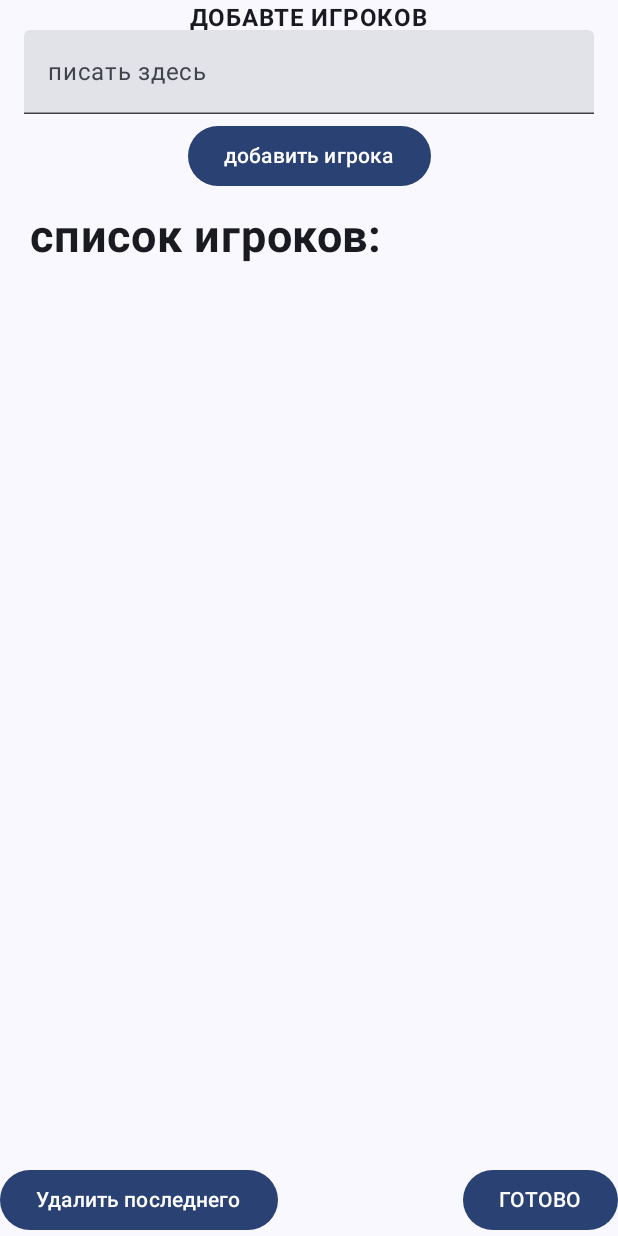
After one commit to Luckich000/revolver_fortuni, an Android app built with Jetpack Compose: the Game screen opened directly, with no data from a screen before it, on a phone screen of 412 x 824 dp. The commit adds this screen. Run offline under Robolectric (Android 15) with nearby library versions, the phone set to English and light mode, and no system bars.

```diff
--- /dev/null
+++ b/app/src/main/java/com/example/revolver_fortuni/Game.kt
@@ -0,0 +1,249 @@
+package com.example.revolver_fortuni
+
+
+import android.content.Intent
+import android.graphics.drawable.Icon
+import androidx.activity.compose.setContent
+import androidx.activity.enableEdgeToEdge
+import androidx.compose.foundation.background
+import androidx.compose.foundation.layout.Box
+import androidx.compose.foundation.layout.BoxScope
+import androidx.compose.foundation.layout.fillMaxSize
+import androidx.compose.foundation.layout.padding
+import androidx.compose.foundation.layout.size
+import androidx.compose.material3.Button
+import androidx.compose.material3.Icon
+import androidx.compose.material3.IconButton
+import androidx.compose.material3.Scaffold
+import androidx.compose.material3.SegmentedButtonDefaults.Icon
+import androidx.compose.material3.Text
+import androidx.compose.runtime.Composable
+import androidx.compose.ui.Alignment
+import androidx.compose.ui.Modifier
+import androidx.compose.ui.graphics.Color
+import androidx.compose.ui.res.painterResource
+import androidx.compose.ui.semantics.Role.Companion.Image
+import androidx.compose.ui.tooling.preview.Preview
+import androidx.compose.ui.unit.dp
+import androidx.compose.ui.unit.sp
+import androidx.core.app.ActivityCompat
+import androidx.core.app.ActivityCompat.finishAffinity
+import com.example.revolver_fortuni.ui.theme.Revolver_fortuniTheme
+import android.os.Bundle
+import androidx.activity.ComponentActivity
+import androidx.activity.compose.setContent
+import androidx.compose.foundation.Image
+import androidx.compose.foundation.layout.Arrangement
+import androidx.compose.foundation.layout.Column
+import androidx.compose.foundation.layout.Spacer
+import androidx.compose.foundation.layout.height
+import androidx.compose.material3.Switch
+import androidx.compose.runtime.getValue
+import androidx.compose.runtime.mutableStateOf
+import androidx.compose.runtime.remember
+import androidx.compose.ui.graphics.painter.Painter
+import androidx.compose.ui.res.painterResource
+import androidx.compose.ui.text.font.FontWeight
+import androidx.activity.compose.setContent
+import androidx.compose.animation.core.updateTransition
+import androidx.compose.foundation.layout.*
+import androidx.compose.material3.AlertDialog
+import androidx.compose.material3.Button
+import androidx.compose.material3.MaterialTheme
+import androidx.compose.material3.Text
+import androidx.compose.material3.TextButton
+import androidx.compose.material3.TextField
+import androidx.compose.runtime.*
+import androidx.compose.ui.modifier.modifierLocalMapOf
+import androidx.compose.ui.platform.LocalContext
+import androidx.compose.ui.text.input.TextFieldValue
+import androidx.compose.ui.unit.dp
+import androidx.core.content.ContextCompat.startActivity
+
+
+class Game : ComponentActivity() {
+    override fun onCreate(savedInstanceState: Bundle?) {
+        super.onCreate(savedInstanceState)
+        enableEdgeToEdge()
+        setContent {
+            Revolver_fortuniTheme {
+                Scaffold(modifier = Modifier.fillMaxSize()) { innerPadding ->
+                    Box(
+                        modifier = Modifier
+                            .fillMaxSize()
+                            .padding(innerPadding)
+                    ) {
+                        Text(
+                            "ДОБАВТЕ ИГРОКОВ",
+                            modifier = Modifier.align(Alignment.TopCenter),
+                            fontWeight = FontWeight.Bold
+                        )
+                        sostavchik()
+                        Text(
+                            text = "список игроков:",
+                            modifier = Modifier.padding(vertical = 140.dp, horizontal = 20.dp),
+                            fontWeight = FontWeight.Bold,
+                            fontSize = 30.sp
+                        )
+                    }
+                }
+            }
+        }
+    }
+}
+
+@Composable
+fun sostavchik() {
+    // Состояние для хранения списка текстов
+    var textList by remember { mutableStateOf(mutableListOf<String>()) }
+    // Состояние для хранения текущего текста в TextField
+    var currentText by remember { mutableStateOf(TextFieldValue("")) }
+    var onoff by remember { mutableStateOf(false) }
+    var showText by remember { mutableStateOf(false) }
+
+    Column(
+        modifier = Modifier
+            .fillMaxSize()
+            .padding(16.dp),
+        horizontalAlignment = Alignment.CenterHorizontally,
+        verticalArrangement = Arrangement.Top
+    ) {
+        // Текстовое поле для ввода
+        TextField(
+            value = currentText,
+            onValueChange = { newText -> currentText = newText },
+            modifier = Modifier.fillMaxWidth().padding(vertical = 4.dp),
+            placeholder = { Text("писать здесь") }
+        )
+
+
+        // Кнопка для добавления текста
+        Button(onClick = {
+            if (currentText.text.isNotEmpty()) {
+                // Добавляем текст в список
+                textList.add(currentText.text)
+                currentText = TextFieldValue("") // Очищаем текстовое поле
+            }
+        }) {
+
+            Text("добавить игрока")
+        }
+
+
+
+        // Отображение добавленного текста
+
+
+    }
+    Box(
+        modifier = Modifier.padding(vertical = 170.dp, horizontal = 20.dp)
+    ){
+        Column(
+            modifier = Modifier
+                .fillMaxSize()
+                .padding(horizontal = 20.dp),
+            horizontalAlignment = Alignment.Start,
+            verticalArrangement = Arrangement.Top
+        ){
+            if (onoff) {
+                Column {
+                    textList.forEach { text ->
+                        Text(
+                            text = text,
+                            fontSize = 35.sp,
+                        )
+                    }
+                }
+            }
+            if (!onoff) {
+                Column(
+                    modifier = Modifier.fillMaxSize()
+                ) {
+                    textList.forEach { text ->
+                        Text(
+                            text = text,
+                            fontSize = 35.sp,
+                        )
+                    }
+                }
+            }
+        }
+
+    }
+    Box(
+        modifier = Modifier
+            .fillMaxSize()
+
+    ){
+
+        Button(
+            modifier = Modifier.align(Alignment.BottomStart),
+            onClick = {
+                onoff = !onoff
+                if (textList.isNotEmpty()) {
+                    textList.removeAt(textList.size - 1)// Удаляем последний элемент
+                }
+            }) {
+            Text("Удалить последнего")
+        }
+        Button(
+            modifier = Modifier.align(Alignment.BottomEnd),
+            onClick = {
+                showText = !showText // Переключаем видимость текста
+            }) {
+            Text(
+                "ГОТОВО",
+
+                )
+        }
+
+
+        // Отображение текста, если showText равно true
+        if (showText) {
+            itog(textList)
+        }
+    }
+}
+
+@Composable
+fun itog(sostav: MutableList<String>){
+    var showDialog by remember { mutableStateOf(true) }
+
+    if (showDialog){
+        AlertDialog(
+            onDismissRequest = {
+                showDialog = false
+            },
+            confirmButton = {
+                val context = LocalContext.current
+                TextButton({
+                    val colesoac = Intent(context, Coleso::class.java)
+                    context.startActivity(colesoac)
+                }) {
+                    Text(
+                        text = "ДА!"
+                    )
+                }
+            },
+            dismissButton = {
+                TextButton({
+                    showDialog = false
+                }) {
+                    Text(
+                        text = "нет."
+                    )
+                }
+            },
+            title = {
+                Text(
+                    text = "ПРОДОЛЖИТЬ?"
+                )
+            },
+            text = {
+                Text(
+                    text = "вы точно хотите играть таким составом: $sostav ?"
+                )
+            }
+        )
+    }
+}
```
Also changed, not shown: app/src/main/AndroidManifest.xml (+15 -0 lines), app/src/main/java/com/example/revolver_fortuni/Coleso.kt (added, +159 -0 lines), app/src/main/java/com/example/revolver_fortuni/MainActivity.kt (+12 -7 lines), app/src/main/java/com/example/revolver_fortuni/Settings.kt (added, +91 -0 lines), app/src/main/res/drawable/asdfgh.png (added), app/src/main/res/drawable/qwerty.png (added).
